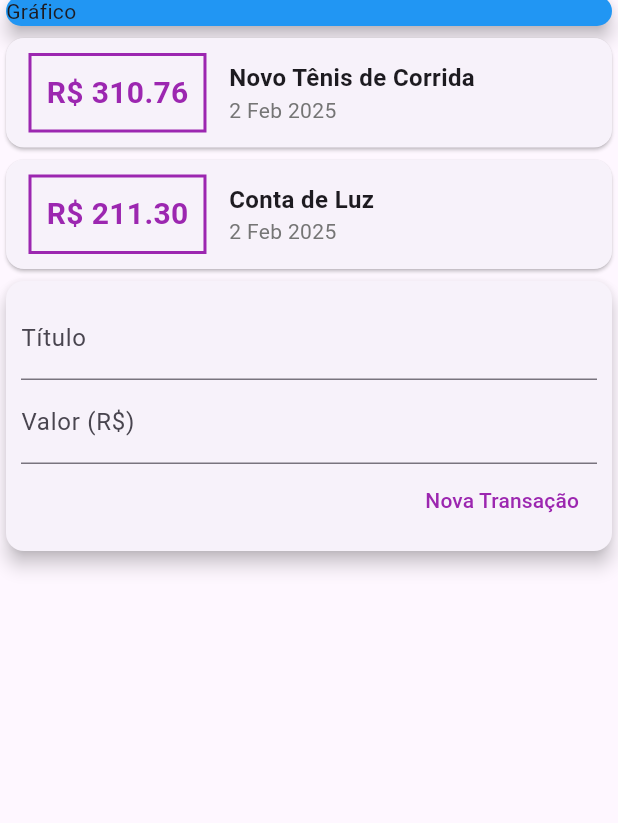
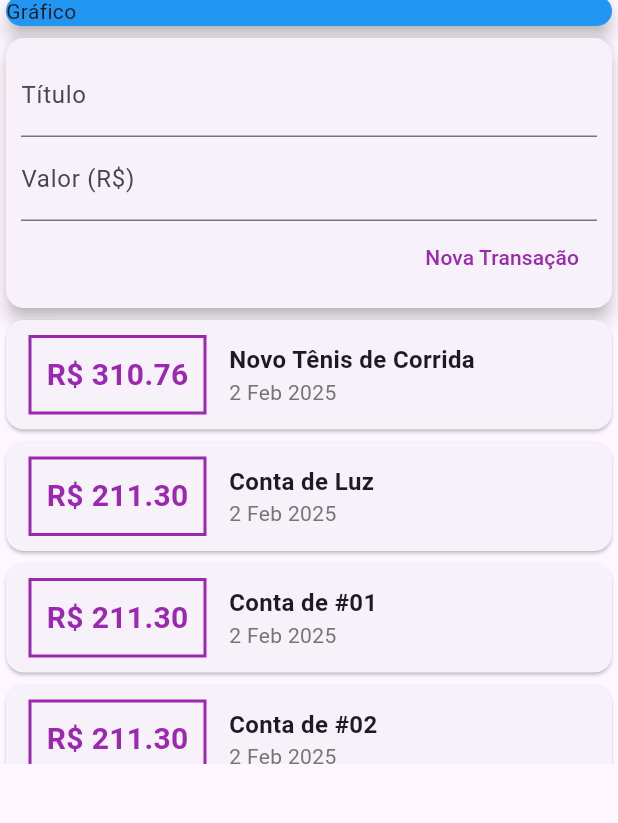
Before and after one commit to JoaoTravalini/appdespesaspessoais, a Flutter app: the screen it shows after launch, after a tap on "Nova Transação", on a phone screen of 412 x 824 dp, the part 94-917 px from its top. Run offline on Flutter 3.47's test engine with Material 3 defaults, Android fonts, the phone set to English and light mode, and no system bars.

Commit message:
List view em _list 106

```diff
--- /dev/null
+++ b/lib/components/transaction_form.dart
@@ -0,0 +1,52 @@
+import 'package:flutter/material.dart';
+
+class TransactionForm extends StatelessWidget {
+  final titleController = TextEditingController();
+  final valueController = TextEditingController();
+
+  final void Function(String, double) onSubmit;
+
+  TransactionForm(this.onSubmit);
+
+  @override
+  Widget build(BuildContext context) {
+    return Card(
+      elevation: 5,
+      child: Padding(
+        padding: const EdgeInsets.all(10),
+        child: Column(
+          children: <Widget>[
+            TextField(
+              controller: titleController,
+              decoration: InputDecoration(
+                labelText: 'Título',
+              ),
+            ),
+            TextField(
+              controller: valueController,
+              decoration: InputDecoration(
+                labelText: 'Valor (R\$)',
+              ),
+            ),
+            Row(
+              mainAxisAlignment: MainAxisAlignment.end,
+              children: [
+                TextButton(
+                  style: TextButton.styleFrom(
+                    foregroundColor: Colors.purple,
+                  ),
+                  child: Text('Nova Transação'),
+                  onPressed: () {
+                    final title = titleController.text;
+                    final value = double.tryParse(valueController.text) ?? 0.0;
+                    onSubmit(title, value);
+                  },
+                ),
+              ],
+            ),
+          ],
+        ),
+      ),
+    );
+  }
+}
--- /dev/null
+++ b/lib/components/transaction_list.dart
@@ -0,0 +1,61 @@
+import 'package:appdespesaspessoais/models/transaction.dart';
+import 'package:flutter/material.dart';
+import 'package:intl/intl.dart';
+
+class TransactionList extends StatelessWidget {
+  final List<Transaction> transactions;
+
+  TransactionList(this.transactions);
+
+  @override
+  Widget build(BuildContext context) {
+    return Container(
+      height: 300,
+      child: ListView.builder(
+        itemCount: transactions.length,
+        itemBuilder: (ctx, index) {
+          final tr = transactions[index];
+          return Card(
+              child: Row(
+            children: <Widget>[
+              Container(
+                margin: EdgeInsets.symmetric(horizontal: 15, vertical: 10),
+                decoration: BoxDecoration(
+                    border: Border.all(
+                  color: Colors.purple,
+                  width: 2,
+                )),
+                padding: EdgeInsets.all(10),
+                child: Text(
+                  'R\$ ${tr.value.toStringAsFixed(2)}',
+                  style: TextStyle(
+                    fontWeight: FontWeight.bold,
+                    fontSize: 20,
+                    color: Colors.purple,
+                  ),
+                ),
+              ),
+              Column(
+                  crossAxisAlignment: CrossAxisAlignment.start,
+                  children: <Widget>[
+                    Text(
+                      tr.title,
+                      style: TextStyle(
+                        fontSize: 16,
+                        fontWeight: FontWeight.bold,
+                      ),
+                    ),
+                    Text(
+                      DateFormat('d MMM y').format(tr.date),
+                      style: TextStyle(
+                        color: Colors.grey[600],
+                      ),
+                    ),
+                  ])
+            ],
+          ));
+        },
+      ),
+    );
+  }
+}
--- /dev/null
+++ b/lib/components/transaction_user.dart
@@ -0,0 +1,74 @@
+import 'dart:math';
+
+import 'package:appdespesaspessoais/components/transaction_list.dart';
+import 'package:appdespesaspessoais/components/transaction_form.dart';
+import 'package:appdespesaspessoais/models/transaction.dart';
+import 'package:flutter/material.dart';
+
+class TransactionUser extends StatefulWidget {
+  @override
+  _TransactionUserState createState() => _TransactionUserState();
+}
+
+class _TransactionUserState extends State<TransactionUser> {
+  final _transactions = [
+    Transaction(
+      id: 't1',
+      title: 'Novo Tênis de Corrida',
+      value: 310.76,
+      date: DateTime.now(),
+    ),
+    Transaction(
+      id: 't2',
+      title: 'Conta de Luz',
+      value: 211.30,
+      date: DateTime.now(),
+    ),
+    Transaction(
+      id: 't20',
+      title: 'Conta de #01',
+      value: 211.30,
+      date: DateTime.now(),
+    ),
+    Transaction(
+      id: 't3',
+      title: 'Conta de #02',
+      value: 211.30,
+      date: DateTime.now(),
+    ),
+    Transaction(
+      id: 't4',
+      title: 'Conta de #03',
+      value: 211.30,
+      date: DateTime.now(),
+    ),
+    Transaction(
+      id: 't5',
+      title: 'Conta de #04',
+      value: 211.30,
+      date: DateTime.now(),
+    ),
+  ];
+
+  _addTransaction(String title, double value) {
+    final newTransaction = Transaction(
+        id: Random().nextDouble().toString(),
+        title: title,
+        value: value,
+        date: DateTime.now());
+
+    setState(() {
+      _transactions.add(newTransaction);
+    });
+  }
+
+  @override
+  Widget build(BuildContext context) {
+    return Column(
+      children: <Widget>[
+        TransactionForm(_addTransaction),
+        TransactionList(_transactions),
+      ],
+    );
+  }
+}
--- a/lib/main.dart
+++ b/lib/main.dart
@@ -1,6 +1,5 @@
-import 'package:appdespesaspessoais/models/transaction.dart';
+import 'package:appdespesaspessoais/components/transaction_user.dart';
 import 'package:flutter/material.dart';
-import 'package:intl/intl.dart';
 
 main() => runApp(ExpensesApp());
 
@@ -12,26 +11,12 @@
 }
 
 class MyHomePage extends StatelessWidget {
-  final _transactions = [
-    Transaction(
-      id: 't1',
-      title: 'Novo Tênis de Corrida',
-      value: 310.76,
-      date: DateTime.now(),
-    ),
-    Transaction(
-      id: 't2',
-      title: 'Conta de Luz',
-      value: 211.30,
-      date: DateTime.now(),
-    ),
-  ];
-
   @override
   Widget build(BuildContext context) {
     return Scaffold(
       appBar: AppBar(title: Text('Despesas Pessoais')),
-      body: Column(
+      body: SingleChildScrollView(
+        child: Column(
           crossAxisAlignment: CrossAxisAlignment.stretch,
           children: <Widget>[
             Container(
@@ -42,82 +27,9 @@
                 elevation: 5,
               ),
             ),
-          Column(
-            children: _transactions.map((tr) {
-              return Card(
-                  child: Row(
-                children: <Widget>[
-                  Container(
-                    margin: EdgeInsets.symmetric(horizontal: 15, vertical: 10),
-                    decoration: BoxDecoration(
-                        border: Border.all(
-                      color: Colors.purple,
-                      width: 2,
-                    )),
-                    padding: EdgeInsets.all(10),
-                    child: Text(
-                      'R\$ ${tr.value.toStringAsFixed(2)}',
-                      style: TextStyle(
-                        fontWeight: FontWeight.bold,
-                        fontSize: 20,
-                        color: Colors.purple,
-                      ),
-                    ),
-                  ),
-                  Column(
-                      crossAxisAlignment: CrossAxisAlignment.start,
-                      children: <Widget>[
-                        Text(
-                          tr.title,
-                          style: TextStyle(
-                            fontSize: 16,
-                            fontWeight: FontWeight.bold,
-                          ),
-                        ),
-                        Text(
-                          DateFormat('d MMM y').format(tr.date),
-                          style: TextStyle(
-                            color: Colors.grey[600],
-                          ),
-                        ),
-                      ])
-                ],
-              ));
-            }).toList(),
-          ),
-          Card(
-            elevation: 5,
-            child: Padding(
-              padding: const EdgeInsets.all(10),
-              child: Column(
-                children: <Widget>[
-                  TextField(
-                    decoration: InputDecoration(
-                      labelText: 'Título',
-                    ),
-                  ),
-                  TextField(
-                    decoration: InputDecoration(
-                      labelText: 'Valor (R\$)',
-                    ),
-                  ),
-                  Row(
-                    mainAxisAlignment: MainAxisAlignment.end,
-                    children: [
-                      TextButton(
-                        style: TextButton.styleFrom(
-                          foregroundColor: Colors.purple,
-                        ),
-                        child: Text('Nova Transação'),
-                        onPressed: () {},
-                      ),
+            TransactionUser(),
           ],
         ),
-                ],
-              ),
-            ),
-          )
-        ],
       ),
     );
   }
```
Lines whose indentation alone changed are shown as unchanged.
